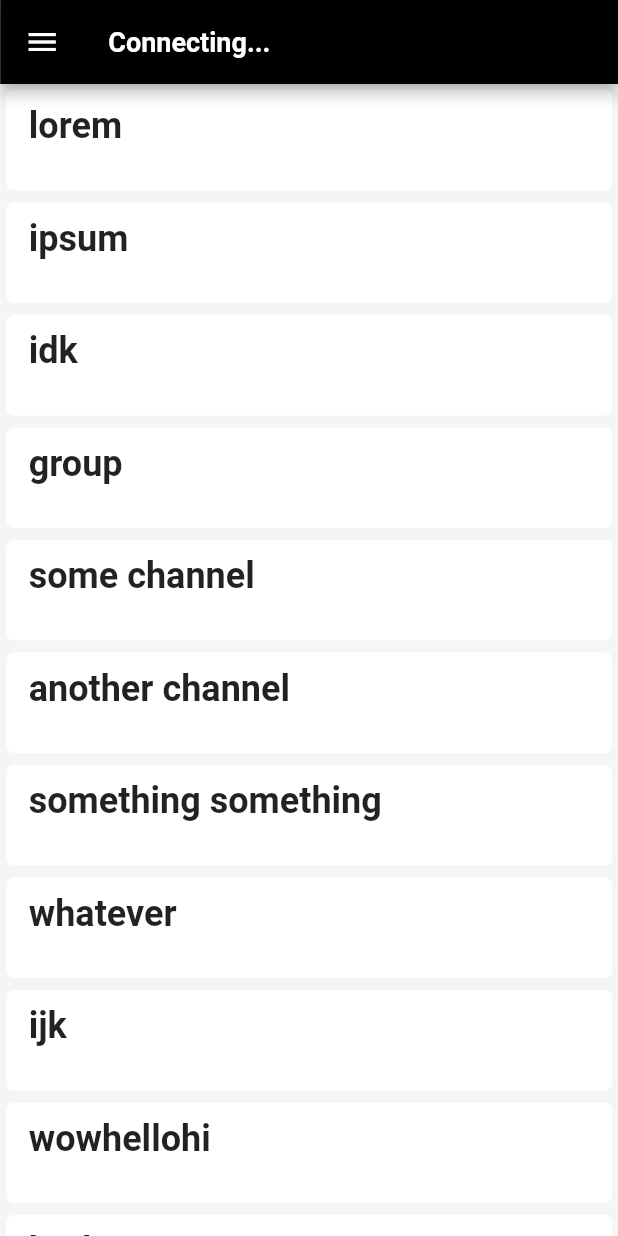
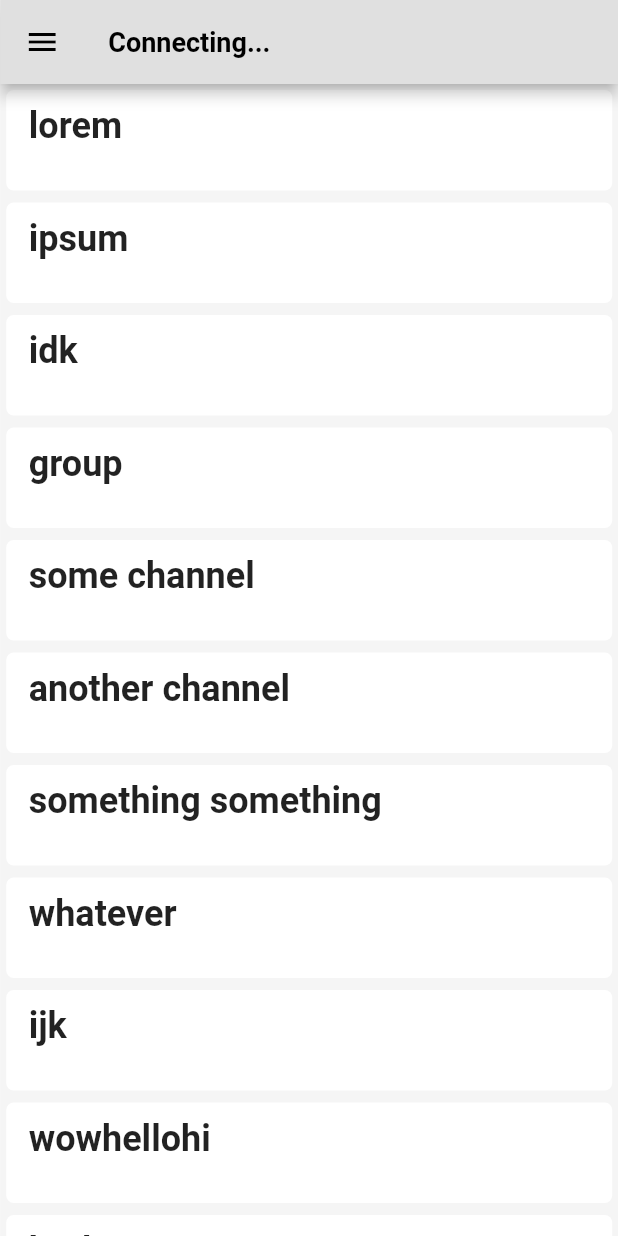
Before and after one commit to KhorunzhyiAl/picspeak_mobile, a Flutter app: the first screen one second after launch, on a phone screen of 412 x 824 dp. Run offline on Flutter 3.47's test engine with Material 2 defaults, Android fonts, the phone set to English and light mode, and no system bars; our stand-ins replace dartz, dio, freezed_annotation.

Commit message:
Fixed bugs

```diff
--- a/lib/domain/app/app_data/app_data.dart
+++ b/lib/domain/app/app_data/app_data.dart
@@ -1,6 +1,6 @@
 import 'package:picspeak/domain/app/app_data/channel_map.dart';
 import 'package:picspeak/domain/app/app_data/user_data.dart';
-import 'package:picspeak/domain/data/channel.dart';
+import 'package:picspeak/domain/entities/channel.dart';
 
 /// Allows to change and get notified about the changes in the global data.
 class AppData {
--- a/lib/domain/app/app_data/channel_map.dart
+++ b/lib/domain/app/app_data/channel_map.dart
@@ -1,7 +1,7 @@
 import 'dart:collection';
 
 import 'package:flutter/cupertino.dart';
-import 'package:picspeak/domain/data/channel.dart';
+import 'package:picspeak/domain/entities/channel.dart';
 
 /// Has methods like hashmap, but notifies listeners when values change.
 class ChannelMap with ChangeNotifier {
--- a/lib/domain/data/channel.dart
+++ b/lib/domain/entities/channel.dart
@@ -1,5 +1,5 @@
 // TODO: json_serializable
-import 'package:picspeak/domain/data/presentation.dart';
+import 'package:picspeak/domain/entities/presentation.dart';
 
 class Channel {
   final String id;
--- a/lib/domain/models/channel_map_model.dart
+++ b/lib/domain/models/channel_map_model.dart
@@ -1,7 +1,7 @@
 import 'package:flutter/cupertino.dart';
 import 'package:picspeak/domain/app/app.dart';
 import 'package:picspeak/domain/app/app_data/channel_map.dart';
-import 'package:picspeak/domain/data/channel.dart';
+import 'package:picspeak/domain/entities/channel.dart';
 
 class ChannelMapModel {
   ChannelMapModel({
--- a/lib/domain/models/channel_model.dart
+++ b/lib/domain/models/channel_model.dart
@@ -3,7 +3,7 @@ import 'package:flutter/cupertino.dart';
 import 'package:flutter/foundation.dart';
 import 'package:picspeak/domain/app/app.dart';
 import 'package:picspeak/domain/app/app_data/app_data.dart';
-import 'package:picspeak/domain/data/channel.dart';
+import 'package:picspeak/domain/entities/channel.dart';
 import 'package:picspeak/domain/utils/loading_state/loading_state.dart';
 
 class ChannelModel with ChangeNotifier {
--- a/lib/main.dart
+++ b/lib/main.dart
@@ -1,38 +1,55 @@
 import 'package:flutter/material.dart';
+import 'package:flutter/scheduler.dart';
 import 'package:picspeak/domain/app/app.dart';
 import 'package:picspeak/presentation/navigation/routes.dart';
-import 'package:picspeak/presentation/screens/home/home_screen.dart';
-import 'package:picspeak/presentation/screens/splash_screen.dart';
 import 'package:picspeak/presentation/theme/themes.dart';
 import 'package:provider/provider.dart';
 
 void main() {
-  runApp(const MyApp());
+  runApp(MyApp());
 }
 
-class MyApp extends StatelessWidget {
-  const MyApp({Key? key}) : super(key: key);
+Future<void> _loadAll(App app, NavigatorState nav) async {
+  await app.loadLocalData();
+  debugPrint('pusing home route');
+  nav.pushNamedAndRemoveUntil(Routes.home, (route) => false);
+
+  await app.connect();
+  await app.authenticate();
+  debugPrint('loading finished');
+}
+
+class MyApp extends StatefulWidget {
+  MyApp({Key? key}) : super(key: key);
+
+  final App app = App();
+  final GlobalKey<NavigatorState> nav = GlobalKey<NavigatorState>();
+
+  @override
+  State<MyApp> createState() => _MyAppState();
+}
+
+class _MyAppState extends State<MyApp> {
+  @override
+  void initState() {
+    super.initState();
+
+    WidgetsBinding.instance!.addPostFrameCallback((timeStamp) {
+      _loadAll(widget.app, widget.nav.currentState!);
+    });
+  }
 
   @override
   Widget build(BuildContext context) {
     return MultiProvider(
       providers: [
-        Provider<App>(create: (context) {
-          final app = App();
-          return app;
-        }),
+        Provider<App>.value(value: widget.app),
       ],
       child: MaterialApp(
         title: 'Flutter Demo',
+        navigatorKey: widget.nav,
         theme: MyThemes.light,
-        routes: {
-          Routes.splash: (context) {
-            return const SplashScreen();
-          },
-          Routes.home: (context) {
-            return const HomeScreen();
-          },
-        },
+        onGenerateRoute: Routes.routeGenerator,
         initialRoute: Routes.splash,
       ),
     );
--- a/lib/presentation/navigation/routes.dart
+++ b/lib/presentation/navigation/routes.dart
@@ -1,6 +1,48 @@
+import 'package:flutter/cupertino.dart';
+import 'package:flutter/material.dart';
+import 'package:picspeak/presentation/screens/channel/channel_screen.dart';
+import 'package:picspeak/presentation/screens/home/home_screen.dart';
+import 'package:picspeak/presentation/screens/splash_screen.dart';
+
 class Routes {
   /// When loadnig local data
-  static const splash = '/splash';
+  static const splash = '/';
   static const home = '/home';
   static const room = '/room';
+
+  static Route<dynamic> routeGenerator(RouteSettings settings) {
+    try {
+      late final Widget child;
+
+      late final Map args;
+      if (settings.arguments is Map) {
+        args = settings.arguments as Map;
+      }
+
+      switch (settings.name) {
+        case Routes.splash:
+          child = const SplashScreen();
+          break;
+        case Routes.home:
+          child = const HomeScreen();
+          break;
+        case Routes.room:
+          final value = args['channelId'] as String;
+          child = ChannelScreen(channelId: value);
+          break;
+        default:
+          debugPrint('incorrect route name passed to [pushNamed]: ${settings.name}');
+          break;
+      }
+
+      return MaterialPageRoute(builder: (context) => child);
+    } on Error catch (_) {
+      debugPrint(
+        "You probably forgot to specify screen constructor arguments when pushing a named route.\n"
+        "Consider passing a map of {'argumentName': value} to the [arguments] in [pushNamed].",
+      );
+
+      rethrow;
+    }
+  }
 }
--- a/lib/presentation/screens/channel/channel_screen.dart
+++ b/lib/presentation/screens/channel/channel_screen.dart
@@ -2,7 +2,7 @@ import 'package:flutter/cupertino.dart';
 import 'package:flutter/foundation.dart';
 import 'package:flutter/material.dart';
 import 'package:picspeak/domain/app/app.dart';
-import 'package:picspeak/domain/data/presentation.dart';
+import 'package:picspeak/domain/entities/presentation.dart';
 import 'package:picspeak/domain/models/channel_model.dart';
 import 'package:picspeak/presentation/other/white_noise_widget.dart';
 import 'package:picspeak/presentation/screens/channel/widgets/broadcast.dart';
--- a/lib/presentation/screens/home/home_screen.dart
+++ b/lib/presentation/screens/home/home_screen.dart
@@ -2,7 +2,7 @@ import 'package:flutter/cupertino.dart';
 import 'package:flutter/material.dart';
 import 'package:picspeak/domain/app/app.dart';
 import 'package:picspeak/domain/app/app_state/app_state.dart';
-import 'package:picspeak/domain/data/channel.dart';
+import 'package:picspeak/domain/entities/channel.dart';
 import 'package:picspeak/domain/models/channel_map_model.dart';
 import 'package:picspeak/presentation/screens/home/widgets/animated_text_switch.dart';
 import 'package:picspeak/presentation/screens/channel/channel_screen.dart';
--- a/lib/presentation/theme/themes.dart
+++ b/lib/presentation/theme/themes.dart
@@ -3,14 +3,14 @@ import 'package:flutter/material.dart';
 class MyThemes {
   static final light = ThemeData(
     colorScheme: ColorScheme(
-      primary: Colors.black,
+      primary: Colors.grey.shade300,
       primaryVariant: Colors.black54,
       secondary: Colors.blue.shade100,
       secondaryVariant: Colors.blueAccent.shade100,
       surface: Colors.white,
       background: Colors.grey.shade100,
       error: Colors.transparent, // this is the background, right?
-      onPrimary: Colors.white,
+      onPrimary: Colors.black,
       onSecondary: Colors.black87,
       onSurface: Colors.black,
       onBackground: Colors.black,
```
Also changed, not shown: lib/presentation/other/white_noise_widget.dart (+20 -6 lines), lib/presentation/screens/splash_screen.dart (+1 -20 lines), lib/domain/entities/presentation.dart (renamed from lib/domain/data/presentation.dart), 1 other file.
